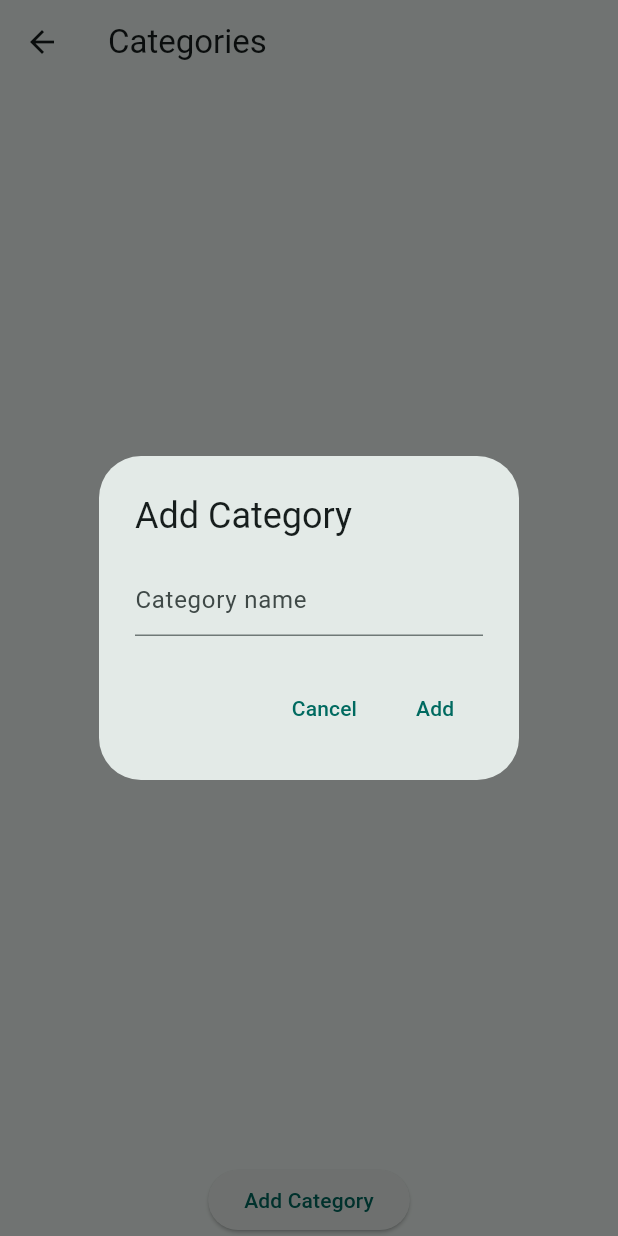
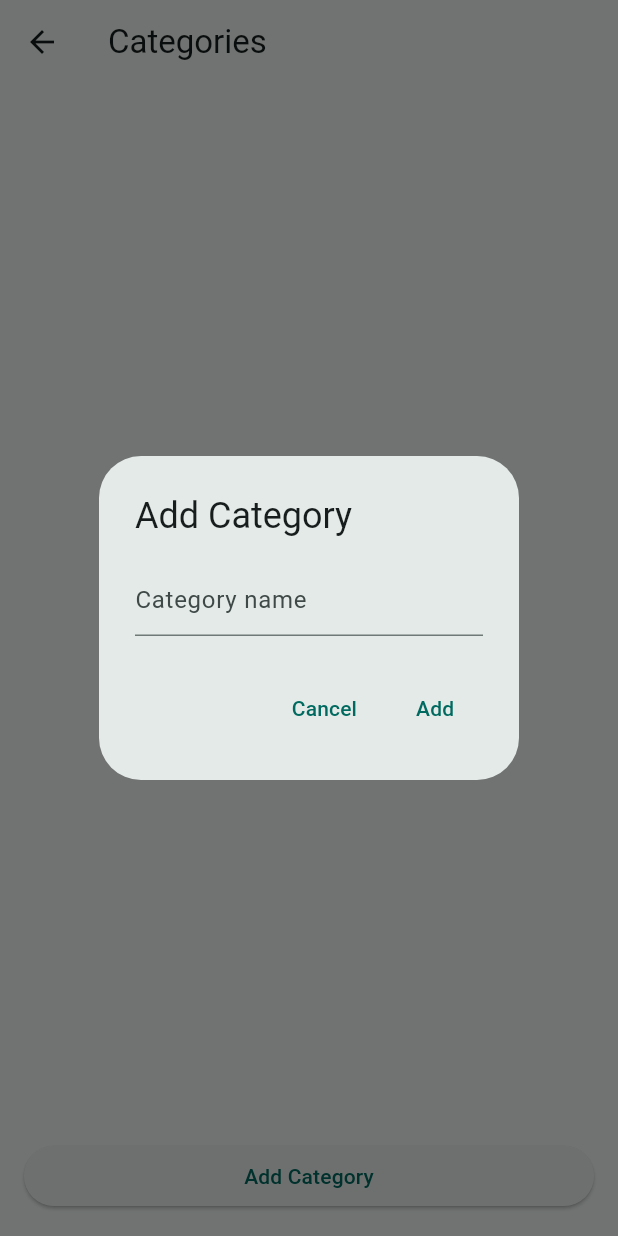
Before and after one commit to kimpuvi99/moneytracker, a Flutter app: the CategoriesScreen screen opened directly, after a tap on "Add Category", on a phone screen of 412 x 824 dp. Run offline on Flutter 3.47's test engine with Material 3 defaults, Android fonts, the phone set to English and light mode, and no system bars; our stand-ins replace currency_text_input_formatter, shared_preferences, sqflite; accounts and stored records are empty.

Commit message:
Mover botón Add Category a la parte inferior con Stack

```diff
--- a/lib/view/screens/categories_screen.dart
+++ b/lib/view/screens/categories_screen.dart
@@ -2,7 +2,8 @@
 import 'package:flutter/material.dart';
 import 'package:shared_preferences/shared_preferences.dart';
 
-class CategoriesScreen extends StatefulWidget {
+class CategoriesScreen
+ extends StatefulWidget {
   const CategoriesScreen({super.key});
 
   @override
@@ -14,6 +15,7 @@ class _CategoriesScreenState extends State<CategoriesScreen> {
 
   @override
   void initState() {
+
     super.initState();
     _loadCategories();
   }
@@ -24,14 +26,9 @@ class _CategoriesScreenState extends State<CategoriesScreen> {
       appBar: AppBar(
         title: const Text('Categories'),
       ),
-      body: Center(
-        child: Column(
-          mainAxisAlignment: MainAxisAlignment.start,
+      body: Stack(
         children: [
-            // Give the list more space using Flexible
-            Flexible(
-              flex: 100, // Takes up twice as much space as the button
-              child: ListView.builder(
+          ListView.builder(
             itemCount: categories.length,
             itemBuilder: (context, index) {
               return ListTile(
@@ -39,16 +36,18 @@ class _CategoriesScreenState extends State<CategoriesScreen> {
               );
             },
           ),
-            ),
-            // Then the "Add Category" button
-            ElevatedButton(
+          Positioned(
+            bottom: 16.0,
+            left: 16.0,
+            right: 16.0,
+            child: ElevatedButton(
               onPressed: () {
                 _showCreateCategoryDialog(context);
               },
               child: const Text('Add Category'),
             ),
+          ),
         ],
-        ),
       ),
     );
   }
@@ -90,13 +89,11 @@ class _CategoriesScreenState extends State<CategoriesScreen> {
     );
   }
 
-  // Función para guardar las categorías en Shared Preferences
   Future<void> _saveCategories() async {
     final prefs = await SharedPreferences.getInstance();
     prefs.setStringList('categories', categories);
   }
 
-  // Función para cargar las categorías desde Shared Preferences
   Future<void> _loadCategories() async {
     final prefs = await SharedPreferences.getInstance();
     setState(() {
```
Lines whose indentation alone changed are shown as unchanged.
